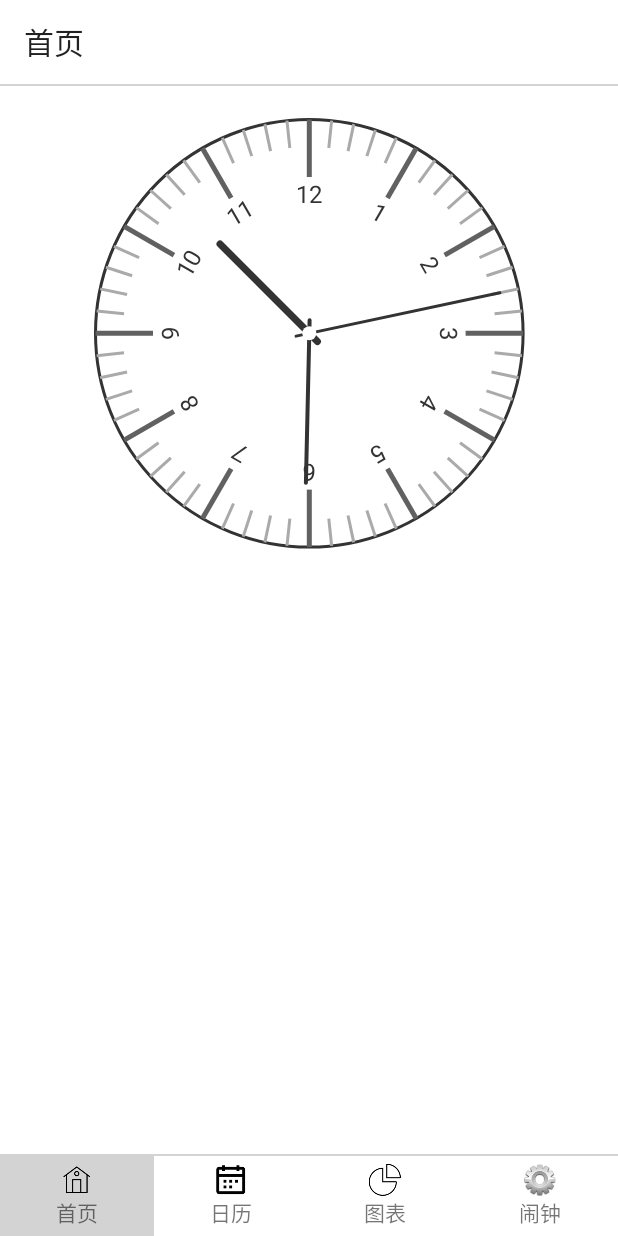
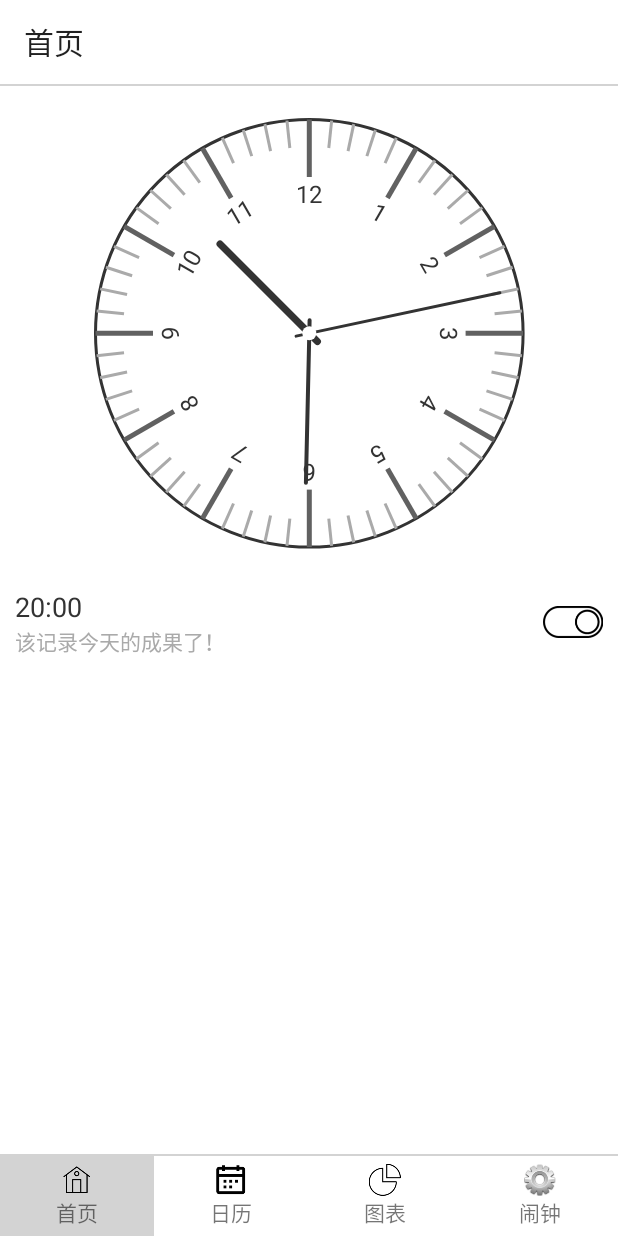
Before and after one commit to happyfsyy/ToDoList, an Android app: the fragment AlarmFragment placed in its activity, on a phone screen of 412 x 824 dp. Run offline under Robolectric (Android 15) with nearby library versions, the phone set to English and light mode, and no system bars.

Commit message:
3/13 afternoon

```diff
--- a/app/src/main/java/com/example/todolist/activity/AlarmFragment.java
+++ b/app/src/main/java/com/example/todolist/activity/AlarmFragment.java
@@ -1,28 +1,45 @@
 package com.example.todolist.activity;
 
 import android.content.Context;
+import android.content.SharedPreferences;
+import android.graphics.Interpolator;
 import android.os.Bundle;
 import android.view.LayoutInflater;
 import android.view.View;
 import android.view.ViewGroup;
+import android.widget.Button;
 import android.widget.LinearLayout;
 import android.widget.RelativeLayout;
 
 import com.example.todolist.R;
+import com.example.todolist.adapter.AlarmAdapter;
+import com.example.todolist.bean.AlarmItem;
+import com.example.todolist.bean.ListItem;
+import com.example.todolist.db.AlarmItemDao;
+import com.example.todolist.utils.DateUtil;
 import com.example.todolist.utils.DisplayUtil;
+import com.example.todolist.utils.LogUtil;
+
+import java.util.ArrayList;
+import java.util.Date;
+import java.util.List;
 
 import androidx.annotation.NonNull;
 import androidx.annotation.Nullable;
 import androidx.appcompat.app.ActionBar;
 import androidx.appcompat.widget.Toolbar;
 import androidx.fragment.app.Fragment;
+import androidx.recyclerview.widget.LinearLayoutManager;
 import androidx.recyclerview.widget.RecyclerView;
 
 public class AlarmFragment extends Fragment {
+    private SharedPreferences preferences;
     private Context context;
     private View mainLayout;
     private RelativeLayout clockLayout;
     private RecyclerView recyclerView;
+    private List<AlarmItem> dataList;
+    private AlarmAdapter adapter;
 
     @Override
     public void onAttach(@NonNull Context context) {
@@ -34,14 +51,19 @@ public class AlarmFragment extends Fragment {
     @Override
     public View onCreateView(@NonNull LayoutInflater inflater, @Nullable ViewGroup container, @Nullable Bundle savedInstanceState) {
         mainLayout=inflater.inflate(R.layout.activity_alarm,container,false);
+        initParams();
         initViews();
         return mainLayout;
+    }
+    private void initParams(){
+        preferences=context.getSharedPreferences("list",Context.MODE_PRIVATE);
     }
 
     private void initViews(){
         clockLayout=mainLayout.findViewById(R.id.clock_layout);
         recyclerView=mainLayout.findViewById(R.id.alarm_recyclerview);
         initClockLayout();
+        initRecyclerView();
     }
 
     private void initClockLayout(){
@@ -50,6 +72,25 @@ public class AlarmFragment extends Fragment {
         clockLayout.setLayoutParams(params);
     }
     private void initRecyclerView(){
+        recyclerView.setLayoutManager(new LinearLayoutManager(context));
+        initList();
+        adapter=new AlarmAdapter(context,dataList);
+        recyclerView.setAdapter(adapter);
+    }
+    private void initList(){
+        if(preferences.getBoolean("isFirst",true)){
+            AlarmItem item=new AlarmItem("20:00","该记录今天的成果了！",true);
+            long id=AlarmItemDao.insertAlarmItem(item);
+            item.setId(id);
 
+            SharedPreferences.Editor editor=preferences.edit();
+            editor.putBoolean("isFirst",false);
+            editor.apply();
+
+            dataList=new ArrayList<>();
+            dataList.add(item);
+        }else{
+            dataList=AlarmItemDao.queryAllItems();
+        }
     }
 }
--- a/app/src/main/java/com/example/todolist/activity/MainActivity.java
+++ b/app/src/main/java/com/example/todolist/activity/MainActivity.java
@@ -1,5 +1,6 @@
 package com.example.todolist.activity;
 
+import android.content.SharedPreferences;
 import android.os.Bundle;
 import android.view.View;
 
@@ -38,7 +39,6 @@ public class MainActivity extends BaseActivity implements View.OnClickListener {
             savedIndex=savedInstanceState.getInt("savedIndex");
         }
         setTabSelection(savedIndex);
-
     }
     private void initViews(){
         toolbar=findViewById(R.id.main_toolbar);
--- /dev/null
+++ b/app/src/main/java/com/example/todolist/adapter/AlarmAdapter.java
@@ -0,0 +1,98 @@
+package com.example.todolist.adapter;
+
+import android.content.Context;
+import android.view.LayoutInflater;
+import android.view.View;
+import android.view.ViewGroup;
+import android.widget.ImageView;
+import android.widget.TextView;
+
+import com.example.todolist.R;
+import com.example.todolist.bean.AlarmItem;
+import com.example.todolist.utils.ToastUtil;
+
+import java.util.List;
+
+import androidx.annotation.NonNull;
+import androidx.recyclerview.widget.RecyclerView;
+
+public class AlarmAdapter extends RecyclerView.Adapter<AlarmAdapter.AlarmViewHolder> {
+    public static final int TYPE_NORMAL=121;
+    public static final int TYPE_EMPTY=122;
+    private Context context;
+    private List<AlarmItem> dataList;
+    class AlarmViewHolder extends RecyclerView.ViewHolder{
+        TextView time;
+        TextView note;
+        ImageView toggle;
+        public AlarmViewHolder(@NonNull View itemView,int viewType) {
+            super(itemView);
+            if(viewType==TYPE_EMPTY) return;
+            this.time=itemView.findViewById(R.id.alarm_time);
+            this.note=itemView.findViewById(R.id.alarm_note);
+            this.toggle=itemView.findViewById(R.id.alarm_toggle);
+        }
+    }
+    public AlarmAdapter(Context context, List<AlarmItem> dataList){
+        this.context=context;
+        this.dataList=dataList;
+    }
+
+    @NonNull
+    @Override
+    public AlarmViewHolder onCreateViewHolder(@NonNull ViewGroup parent, int viewType) {
+        int size=dataList.size();
+        View itemView;
+        if(size==0){
+            itemView= LayoutInflater.from(context).inflate(R.layout.alarm_empty_item,parent,false);
+        }else{
+            itemView=LayoutInflater.from(context).inflate(R.layout.alarm_item,parent,false);
+        }
+        return new AlarmViewHolder(itemView,viewType);
+    }
+
+    @Override
+    public void onBindViewHolder(@NonNull final AlarmViewHolder holder, int position) {
+        int itemViewType=getItemViewType(position);
+        if(itemViewType==TYPE_EMPTY)
+            return;
+        holder.time.setText(dataList.get(position).getTime());
+        holder.note.setText(dataList.get(position).getNote());
+        if(dataList.get(position).isOpen()){
+            holder.toggle.setImageResource(R.drawable.toggle_open);
+        }else{
+            holder.toggle.setImageResource(R.drawable.toggle_close);
+        }
+        holder.itemView.setOnClickListener(new View.OnClickListener() {
+            @Override
+            public void onClick(View v) {
+                ToastUtil.showToast("跳转到闹钟编辑界面");
+            }
+        });
+        holder.toggle.setOnClickListener(new View.OnClickListener() {
+            @Override
+            public void onClick(View v) {
+                int pos=holder.getAdapterPosition();
+                boolean isOpen=dataList.get(pos).isOpen();
+                dataList.get(pos).setOpen(!isOpen);
+                if(isOpen){
+                    holder.toggle.setImageResource(R.drawable.toggle_close);
+                }else{
+                    holder.toggle.setImageResource(R.drawable.toggle_open);
+                }
+            }
+        });
+    }
+
+    @Override
+    public int getItemCount() {
+        return dataList.size()==0?1:dataList.size();
+    }
+
+    @Override
+    public int getItemViewType(int position) {
+        if(dataList.size()==0)
+            return TYPE_EMPTY;
+        return TYPE_NORMAL;
+    }
+}
--- a/app/src/main/java/com/example/todolist/bean/AlarmItem.java
+++ b/app/src/main/java/com/example/todolist/bean/AlarmItem.java
@@ -1,10 +1,19 @@
 package com.example.todolist.bean;
 
 public class AlarmItem {
+    private long id;
     private String time;
     private String note;
     private boolean isOpen;
-
+    public AlarmItem(String time,String note,boolean isOpen,long id){
+        this(time,note,isOpen);
+        this.id=id;
+    }
+    public AlarmItem(String time,String note,boolean isOpen){
+        this.time=time;
+        this.note=note;
+        this.isOpen=isOpen;
+    }
     public String getTime() {
         return time;
     }
@@ -23,4 +32,10 @@ public class AlarmItem {
     public void setOpen(boolean open) {
         isOpen = open;
     }
+    public long getId() {
+        return id;
+    }
+    public void setId(long id) {
+        this.id = id;
+    }
 }
--- a/app/src/main/java/com/example/todolist/db/DayStatusDao.java
+++ b/app/src/main/java/com/example/todolist/db/DayStatusDao.java
@@ -13,7 +13,7 @@ import com.example.todolist.utils.DateUtil;
 import java.util.Date;
 
 public class DayStatusDao {
-    private static MyOpenHelper dbHelper=new MyOpenHelper(MyApplication.getContext(),"list.db",null,1);
+    private static MyOpenHelper dbHelper=new MyOpenHelper(MyApplication.getContext(),"list.db",null,2);
     public static void insertDayStatus(DayStatus dayStatus){
         SQLiteDatabase database=dbHelper.getWritableDatabase();
         ContentValues values= DataUtil.getDayStatusCV(dayStatus);
--- a/app/src/main/java/com/example/todolist/db/ListItemDao.java
+++ b/app/src/main/java/com/example/todolist/db/ListItemDao.java
@@ -15,7 +15,7 @@ import java.util.Date;
 import java.util.List;
 
 public class ListItemDao {
-    private static MyOpenHelper dbHelper=new MyOpenHelper(MyApplication.getContext(),"list.db",null,1);
+    private static MyOpenHelper dbHelper=new MyOpenHelper(MyApplication.getContext(),"list.db",null,2);
     public static long insertListItem(ListItem listItem){
         SQLiteDatabase database=dbHelper.getWritableDatabase();
         long id=database.insert("ListItem",null, DataUtil.getListItemCV(listItem));
--- a/app/src/main/java/com/example/todolist/db/MyOpenHelper.java
+++ b/app/src/main/java/com/example/todolist/db/MyOpenHelper.java
@@ -13,6 +13,9 @@ public class MyOpenHelper extends SQLiteOpenHelper {
     private static final String CREATE_DAY_STATUS="create table DayStatus("
             +"f_id integer primary key autoincrement,"
             +"time date,status integer)";
+    private static final String CREATE_ALARM_ITEM="create table AlarmItem("
+            +"a_id integer primary key autoincrement,"
+            +"time char(5),note varchar,isOpen boolean)";
     public MyOpenHelper(@Nullable Context context, @Nullable String name, @Nullable SQLiteDatabase.CursorFactory factory, int version) {
         super(context, name, factory, version);
     }
@@ -21,10 +24,14 @@ public class MyOpenHelper extends SQLiteOpenHelper {
     public void onCreate(SQLiteDatabase db) {
         db.execSQL(CREATE_LIST_ITEM);
         db.execSQL(CREATE_DAY_STATUS);
+        db.execSQL(CREATE_ALARM_ITEM);
     }
 
     @Override
     public void onUpgrade(SQLiteDatabase db, int oldVersion, int newVersion) {
-
+        switch (oldVersion){
+            case 1:
+                db.execSQL(CREATE_ALARM_ITEM);
+        }
     }
 }
--- a/app/src/main/java/com/example/todolist/utils/DataUtil.java
+++ b/app/src/main/java/com/example/todolist/utils/DataUtil.java
@@ -2,6 +2,7 @@ package com.example.todolist.utils;
 
 import android.content.ContentValues;
 
+import com.example.todolist.bean.AlarmItem;
 import com.example.todolist.bean.DayStatus;
 import com.example.todolist.bean.ListItem;
 
@@ -30,4 +31,11 @@ public class DataUtil {
         values.put("status",status);
         return values;
     }
+    public static ContentValues getAlarmItemCV(AlarmItem item){
+        ContentValues values=new ContentValues();
+        values.put("time",item.getTime());
+        values.put("note",item.getNote());
+        values.put("isOpen",item.isOpen());
+        return values;
+    }
 }
--- /dev/null
+++ b/app/src/main/res/layout/alarm_item.xml
@@ -0,0 +1,35 @@
+<?xml version="1.0" encoding="utf-8"?>
+<LinearLayout xmlns:android="http://schemas.android.com/apk/res/android"
+    android:orientation="horizontal" android:layout_width="match_parent"
+    android:layout_height="wrap_content" android:paddingBottom="@dimen/default_inner_padding"
+    android:paddingTop="@dimen/default_inner_padding"   android:paddingStart="@dimen/default_layout_padding"
+    android:paddingEnd="@dimen/default_layout_padding">
+    <LinearLayout
+        android:layout_width="0dp"
+        android:layout_height="wrap_content"
+        android:layout_weight="1"
+        android:orientation="vertical"
+        android:layout_gravity="center_vertical">
+        <TextView
+            android:id="@+id/alarm_time"
+            android:layout_width="wrap_content"
+            android:layout_height="wrap_content"
+            android:textSize="18sp"
+            android:textColor="@color/default_text_color"/>
+        <TextView
+            android:id="@+id/alarm_note"
+            android:layout_width="wrap_content"
+            android:layout_height="wrap_content"
+            android:singleLine="true"
+            android:ellipsize="end"
+            android:textSize="14sp"
+            android:textColor="@color/week_text_color" />
+    </LinearLayout>
+    <ImageView
+        android:id="@+id/alarm_toggle"
+        android:layout_width="wrap_content"
+        android:layout_height="wrap_content"
+        android:layout_marginStart="10dp"
+        android:src="@drawable/toggle_open"
+        android:layout_gravity="center_vertical"/>
+</LinearLayout>
--- a/app/src/main/res/values/strings.xml
+++ b/app/src/main/res/values/strings.xml
@@ -17,4 +17,6 @@
     <string name="calendar">日历</string>
     <string name="graph">图表</string>
     <string name="alarm">闹钟</string>
+    <string name="hour_minute">%02d:%02d</string>
+    <string name="no_alarm">没有闹钟</string>
 </resources>
```
Also changed, not shown: app/src/main/java/com/example/todolist/db/AlarmItemDao.java (added, +41 -0 lines), app/src/main/java/com/example/todolist/utils/DateUtil.java (+7 -1 lines), app/src/main/res/layout/alarm_empty_item.xml (added, +18 -0 lines).
